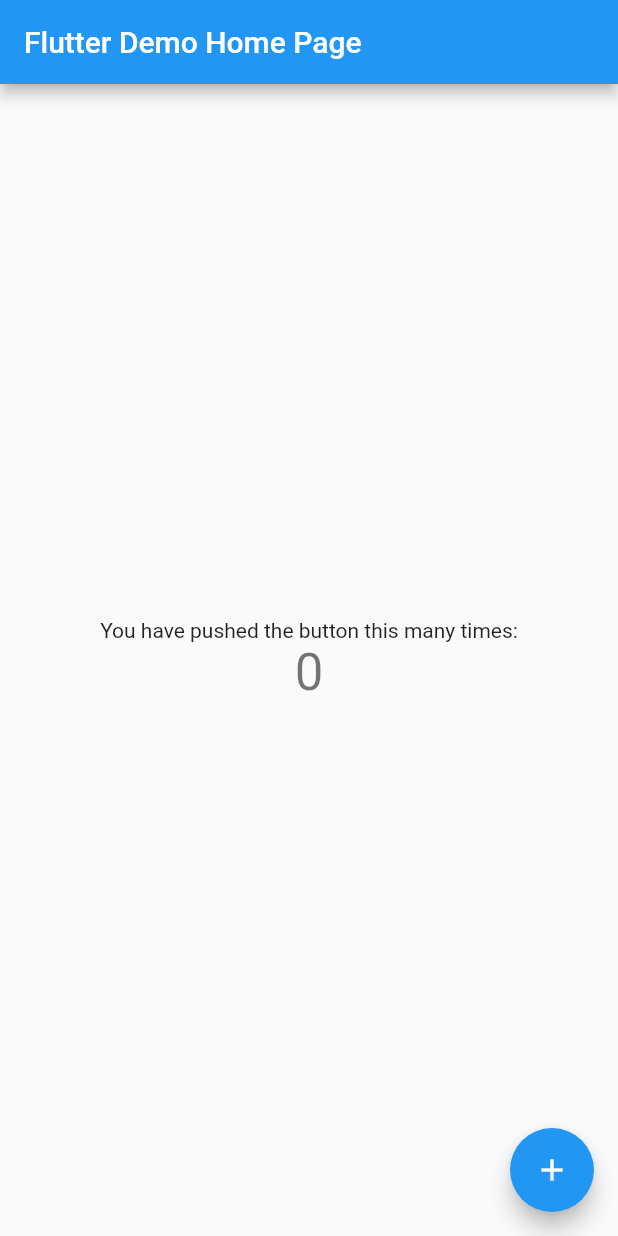
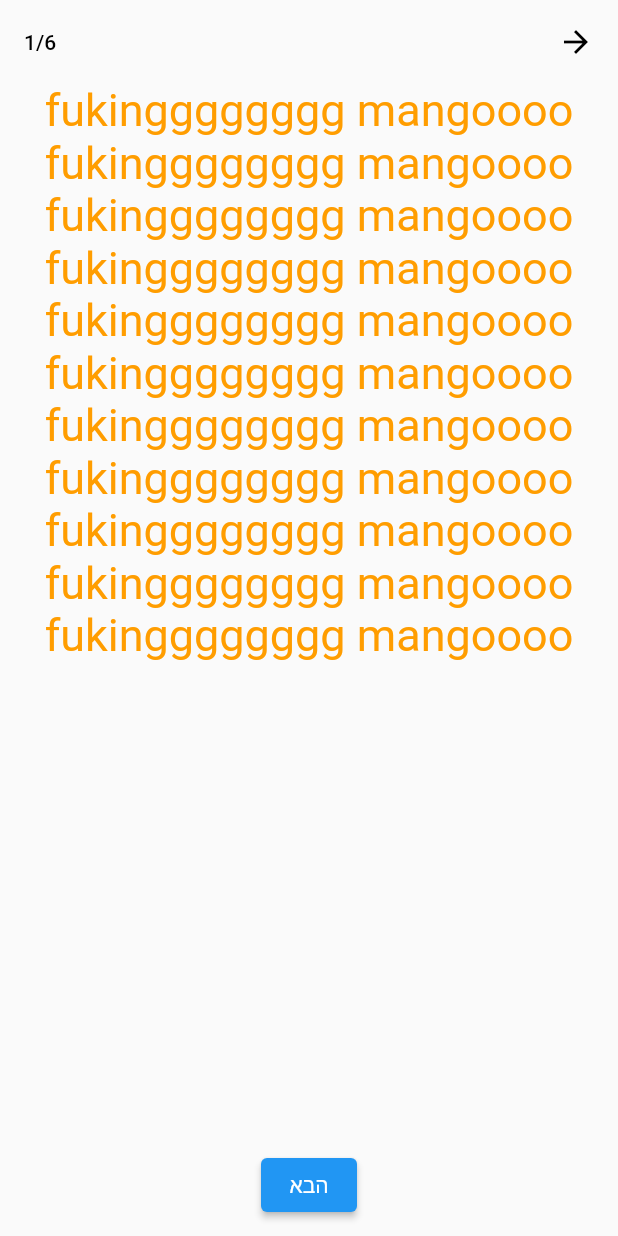
Before and after one commit to AsafHagany21/Mango, a Flutter app: the screen it shows after launch, on a phone screen of 412 x 824 dp. Run offline on Flutter 3.47's test engine with Material 2 defaults, Android fonts, the phone set to English and light mode, and no system bars; our stand-ins replace get.

Commit message:
first commit

```diff
--- a/mango_app/lib/main.dart
+++ b/mango_app/lib/main.dart
@@ -1,115 +1,37 @@
 import 'package:flutter/material.dart';
+import 'package:get/get.dart';
+import 'package:mango_app/pages/customer_identification.dart';
+import 'package:mango_app/utils/app_controller.dart';
+import 'package:mango_app/utils/constants.dart';
 
 void main() {
+  WidgetsFlutterBinding.ensureInitialized();
+  Get.put(AppController());
   runApp(const MyApp());
 }
 
 class MyApp extends StatelessWidget {
   const MyApp({Key? key}) : super(key: key);
 
-  // This widget is the root of your application.
   @override
   Widget build(BuildContext context) {
-    return MaterialApp(
-      title: 'Flutter Demo',
+    return GetMaterialApp(
+      onReady: () => appController.initApp(),
+      title: 'Mango',
       theme: ThemeData(
-        // This is the theme of your application.
-        //
-        // Try running your application with "flutter run". You'll see the
-        // application has a blue toolbar. Then, without quitting the app, try
-        // changing the primarySwatch below to Colors.green and then invoke
-        // "hot reload" (press "r" in the console where you ran "flutter run",
-        // or simply save your changes to "hot reload" in a Flutter IDE).
-        // Notice that the counter didn't reset back to zero; the application
-        // is not restarted.
         primarySwatch: Colors.blue,
       ),
-      home: const MyHomePage(title: 'Flutter Demo Home Page'),
+      defaultTransition: Transition.leftToRight,
+      textDirection: TextDirection.rtl,
+      home: CustomerIdentificationPage(),
+      initialRoute: '/CustomerIdentification',
+      getPages: [
+        GetPage(
+          name: '/CustomerIdentification',
+          page: () => CustomerIdentificationPage(),
+        )
+      ],
+      debugShowCheckedModeBanner: false,
     );
   }
 }
-
-class MyHomePage extends StatefulWidget {
-  const MyHomePage({Key? key, required this.title}) : super(key: key);
-
-  // This widget is the home page of your application. It is stateful, meaning
-  // that it has a State object (defined below) that contains fields that affect
-  // how it looks.
-
-  // This class is the configuration for the state. It holds the values (in this
-  // case the title) provided by the parent (in this case the App widget) and
-  // used by the build method of the State. Fields in a Widget subclass are
-  // always marked "final".
-
-  final String title;
-
-  @override
-  State<MyHomePage> createState() => _MyHomePageState();
-}
-
-class _MyHomePageState extends State<MyHomePage> {
-  int _counter = 0;
-
-  void _incrementCounter() {
-    setState(() {
-      // This call to setState tells the Flutter framework that something has
-      // changed in this State, which causes it to rerun the build method below
-      // so that the display can reflect the updated values. If we changed
-      // _counter without calling setState(), then the build method would not be
-      // called again, and so nothing would appear to happen.
-      _counter++;
-    });
-  }
-
-  @override
-  Widget build(BuildContext context) {
-    // This method is rerun every time setState is called, for instance as done
-    // by the _incrementCounter method above.
-    //
-    // The Flutter framework has been optimized to make rerunning build methods
-    // fast, so that you can just rebuild anything that needs updating rather
-    // than having to individually change instances of widgets.
-    return Scaffold(
-      appBar: AppBar(
-        // Here we take the value from the MyHomePage object that was created by
-        // the App.build method, and use it to set our appbar title.
-        title: Text(widget.title),
-      ),
-      body: Center(
-        // Center is a layout widget. It takes a single child and positions it
-        // in the middle of the parent.
-        child: Column(
-          // Column is also a layout widget. It takes a list of children and
-          // arranges them vertically. By default, it sizes itself to fit its
-          // children horizontally, and tries to be as tall as its parent.
-          //
-          // Invoke "debug painting" (press "p" in the console, choose the
-          // "Toggle Debug Paint" action from the Flutter Inspector in Android
-          // Studio, or the "Toggle Debug Paint" command in Visual Studio Code)
-          // to see the wireframe for each widget.
-          //
-          // Column has various properties to control how it sizes itself and
-          // how it positions its children. Here we use mainAxisAlignment to
-          // center the children vertically; the main axis here is the vertical
-          // axis because Columns are vertical (the cross axis would be
-          // horizontal).
-          mainAxisAlignment: MainAxisAlignment.center,
-          children: <Widget>[
-            const Text(
-              'You have pushed the button this many times:',
-            ),
-            Text(
-              '$_counter',
-              style: Theme.of(context).textTheme.headline4,
-            ),
-          ],
-        ),
-      ),
-      floatingActionButton: FloatingActionButton(
-        onPressed: _incrementCounter,
-        tooltip: 'Increment',
-        child: const Icon(Icons.add),
-      ), // This trailing comma makes auto-formatting nicer for build methods.
-    );
-  }
-}
--- /dev/null
+++ b/mango_app/lib/pages/customer_identification.dart
@@ -0,0 +1,78 @@
+import 'package:flutter/material.dart';
+import 'package:get/get.dart';
+import 'package:mango_app/utils/constants.dart';
+import 'package:mango_app/widgets/form/continue_button.dart';
+import 'package:mango_app/widgets/form/mango_back_button.dart';
+import 'package:mango_app/widgets/form/mango_single_select.dart';
+import 'package:mango_app/widgets/form/mango_text_field.dart';
+import 'package:mango_app/widgets/form/page_index.dart';
+import 'package:mango_app/widgets/texts/mango_alert_text.dart';
+import 'package:mango_app/widgets/texts/mango_header_text.dart';
+import 'package:mango_app/widgets/texts/mango_secondary_text.dart';
+
+class CustomerIdentificationPage extends StatelessWidget {
+  CustomerIdentificationPage({Key? key}) : super(key: key);
+  final TextEditingController nameController = TextEditingController();
+
+  @override
+  Widget build(BuildContext context) {
+    return Scaffold(
+      appBar: AppBar(
+        backgroundColor: Colors.transparent,
+        elevation: 0,
+        leading: const MangoBackButton(),
+        title: Row(
+          children: [
+            Expanded(child: Container()),
+            const PageIndex(pageIndex: 1),
+          ],
+        ),
+      ),
+      body: Center(
+        child: Column(
+          mainAxisAlignment: MainAxisAlignment.spaceAround,
+          children: [
+            Column(
+              children: [
+                Column(
+                  children: [
+                    const MangoHeaderText(text: 'fukingggggggg mangoooo'),
+                    const MangoHeaderText(text: 'fukingggggggg mangoooo'),
+                    const MangoHeaderText(text: 'fukingggggggg mangoooo'),
+                    const MangoHeaderText(text: 'fukingggggggg mangoooo'),
+                    const MangoHeaderText(text: 'fukingggggggg mangoooo'),
+                    const MangoHeaderText(text: 'fukingggggggg mangoooo'),
+                    const MangoHeaderText(text: 'fukingggggggg mangoooo'),
+                    const MangoHeaderText(text: 'fukingggggggg mangoooo'),
+                    const MangoHeaderText(text: 'fukingggggggg mangoooo'),
+                    const MangoHeaderText(text: 'fukingggggggg mangoooo'),
+                    const MangoHeaderText(text: 'fukingggggggg mangoooo'),
+                  ],
+                ),
+              ],
+            ),
+            Expanded(child: Container()),
+            ContinueButton(
+                onPressed: () {
+                  if (appController.chosenAges.isNotEmpty) {
+                    appController.setCustomerName(nameController.text);
+                    // Get.to(() => const PersonalizationTimePage());
+                  } else {
+                    showDialog<String>(
+                      context: context,
+                      builder: (BuildContext context) => const AlertDialog(
+                        title: MangoAlertText(text: 'חובה לבחור גיל'),
+                      ),
+                    );
+                  }
+                },
+                child: const Text('הבא')),
+            const SizedBox(
+              height: 10,
+            ),
+          ],
+        ),
+      ),
+    );
+  }
+}
--- /dev/null
+++ b/mango_app/lib/utils/constants.dart
@@ -0,0 +1,3 @@
+import 'app_controller.dart';
+
+final AppController appController = AppController();
--- /dev/null
+++ b/mango_app/lib/widgets/form/continue_button.dart
@@ -0,0 +1,14 @@
+import 'package:flutter/material.dart';
+
+class ContinueButton extends StatelessWidget {
+  final VoidCallback? onPressed;
+  final Widget? child;
+
+  const ContinueButton({Key? key, required this.onPressed, required this.child})
+      : super(key: key);
+
+  @override
+  Widget build(BuildContext context) {
+    return ElevatedButton(onPressed: onPressed, child: child);
+  }
+}
--- /dev/null
+++ b/mango_app/lib/widgets/form/mango_back_button.dart
@@ -0,0 +1,19 @@
+import 'package:flutter/material.dart';
+import 'package:get/get.dart';
+
+class MangoBackButton extends StatelessWidget {
+  const MangoBackButton({
+    Key? key,
+  }) : super(key: key);
+
+  @override
+  Widget build(BuildContext context) {
+    return IconButton(
+      icon: const Icon(Icons.arrow_back),
+      color: Colors.black,
+      onPressed: () => Get.back(),
+      splashRadius: 1,
+      padding: const EdgeInsets.all(2),
+    );
+  }
+}
--- /dev/null
+++ b/mango_app/lib/widgets/form/page_index.dart
@@ -0,0 +1,18 @@
+import 'package:flutter/material.dart';
+
+class PageIndex extends StatelessWidget {
+  final int pageIndex;
+
+  const PageIndex({Key? key, required this.pageIndex}) : super(key: key);
+
+  @override
+  Widget build(BuildContext context) {
+    return Text(
+      '$pageIndex/6',
+      style: const TextStyle(
+        color: Colors.black,
+        fontSize: 14,
+      ),
+    );
+  }
+}
--- /dev/null
+++ b/mango_app/lib/widgets/texts/mango_header_text.dart
@@ -0,0 +1,20 @@
+import 'package:flutter/material.dart';
+
+class MangoHeaderText extends StatelessWidget {
+  final String text;
+
+  const MangoHeaderText({Key? key, required this.text}) : super(key: key);
+
+  @override
+  Widget build(BuildContext context) {
+    return Text(
+      text,
+      textDirection: TextDirection.rtl,
+      style: const TextStyle(
+        fontSize: 30,
+        color: Color.fromARGB(255, 255, 157, 0),
+        fontWeight: FontWeight.normal,
+      ),
+    );
+  }
+}
--- a/mango_app/pubspec.yaml
+++ b/mango_app/pubspec.yaml
@@ -27,8 +27,13 @@
 # the latest version available on pub.dev. To see which dependencies have newer
 # versions available, run `flutter pub outdated`.
 dependencies:
+  multi_select_flutter: ^4.1.2
   flutter:
     sdk: flutter
+  get: ^4.6.1
+  http: ^0.13.4
+  firebase: ^9.0.2
+  flutter_rating_bar: ^4.0.0
 
 
   # The following adds the Cupertino Icons font to your application.
```
Also changed, not shown: mango_app/lib/utils/app_controller.dart (added, +96 -0 lines), mango_app/lib/widgets/form/mango_choice_chip.dart (added, +40 -0 lines), mango_app/lib/widgets/form/mango_multi_select.dart (added, +34 -0 lines), mango_app/lib/widgets/form/mango_single_select.dart (added, +24 -0 lines), mango_app/lib/widgets/form/mango_text_field.dart (added, +23 -0 lines), mango_app/lib/widgets/texts/mango_alert_text.dart (added, +23 -0 lines), mango_app/lib/widgets/texts/mango_secondary_text.dart (added, +16 -0 lines), mango_app/lib/utils/defines.dart (added), mango_app/lib/utils/styles.dart (added), mango_app/pubspec.lock, 1 other file.
